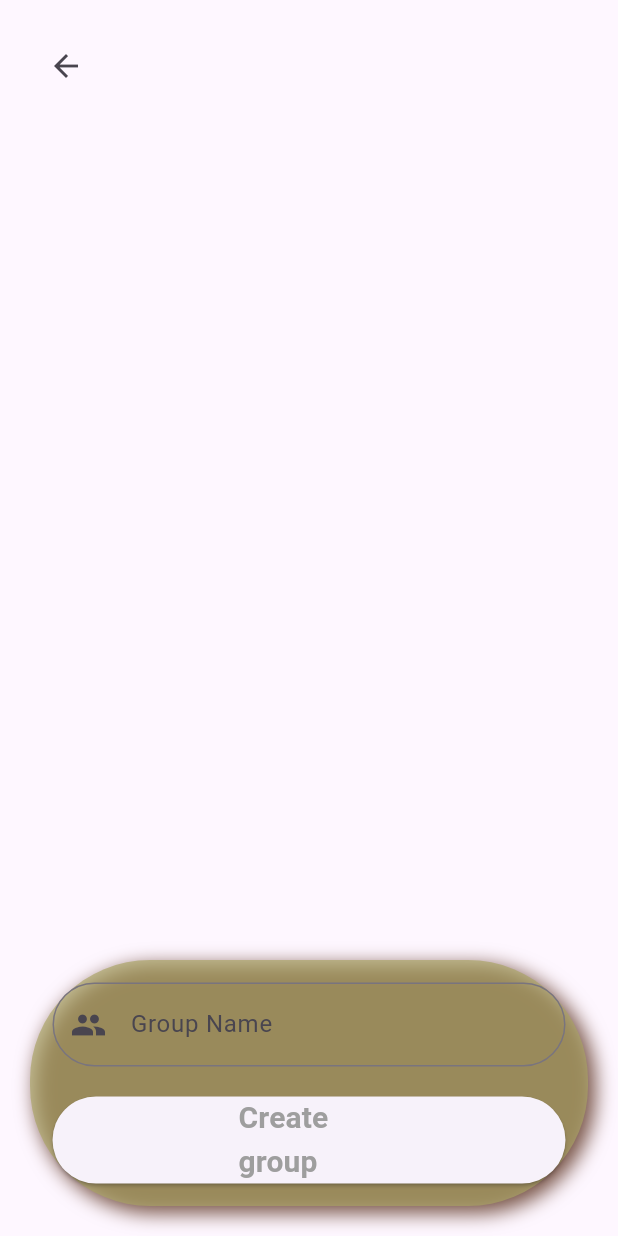
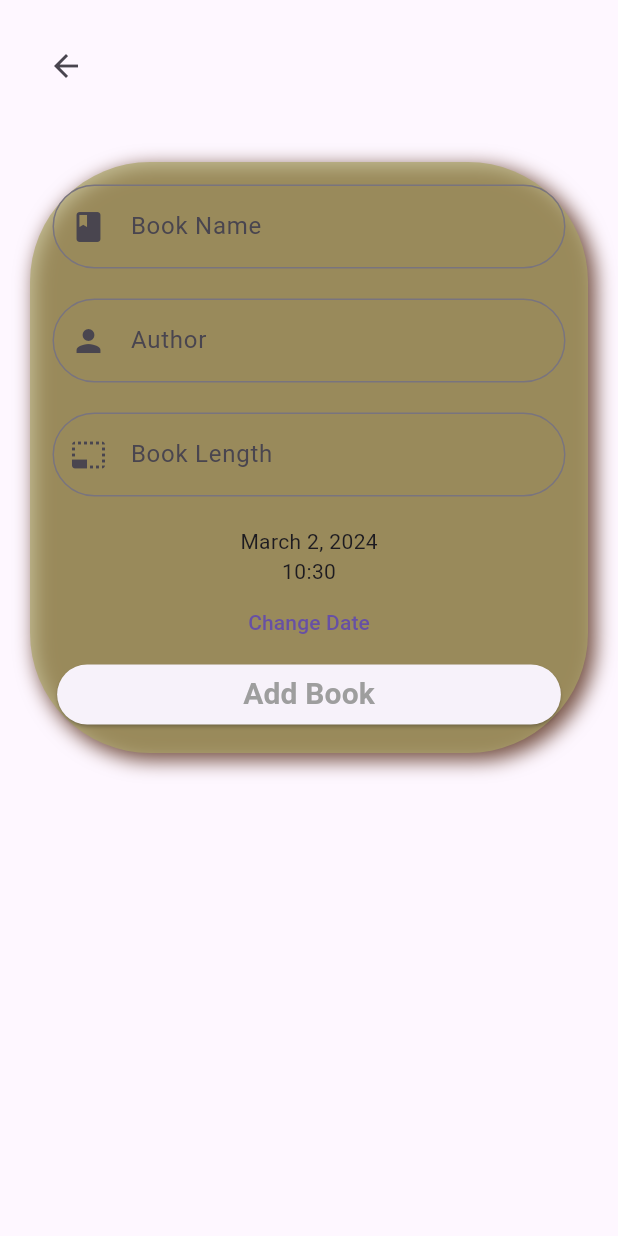
Before and after one commit to engelInes/BookNook, a Flutter app: the MyCreateGroup screen opened directly, after a tap on "Create group", on a phone screen of 412 x 824 dp. Run offline on Flutter 3.47's test engine with Material 3 defaults, Android fonts, the phone set to English and light mode, and no system bars; our stand-ins replace cloud_firestore, firebase_auth, firebase_core, flutter_datetime_picker_plus; accounts and stored records are empty.

Commit message:
users can now add a book to the reading list

```diff
--- a/app/lib/models/book.dart
+++ b/app/lib/models/book.dart
@@ -3,12 +3,14 @@ import 'package:cloud_firestore/cloud_firestore.dart';
 class MyBook{
   String bookID;
   String bookName;
+  String author;
   int length;
   Timestamp dateCompleted;
 
   MyBook({
     required this.bookID,
     required this.bookName,
+    required this.author,
     required this.length,
     required this.dateCompleted,
   });
--- /dev/null
+++ b/app/lib/screens/addBookScreen/addBookScreen.dart
@@ -0,0 +1,148 @@
+import 'package:app/models/book.dart';
+import 'package:app/screens/rootScreen/rootS.dart';
+import 'package:app/services/database.dart';
+import 'package:app/states/currUser.dart';
+import 'package:app/widgets/myContainer.dart';
+import 'package:cloud_firestore/cloud_firestore.dart';
+import 'package:flutter/cupertino.dart';
+import 'package:flutter/material.dart';
+import 'package:flutter_datetime_picker_plus/flutter_datetime_picker_plus.dart' as dt_picker;
+import 'package:intl/intl.dart';
+import 'package:provider/provider.dart';
+//import 'package:flutter_datetime_picker/flutter_datetime_picker.dart';
+
+class MyAddBook extends StatefulWidget{
+  final bool onGroupCreation;
+  final String groupName;
+
+  MyAddBook({
+    required this.onGroupCreation,
+    required this.groupName,
+  });
+  @override
+  _MyAddBookState createState() => _MyAddBookState();
+}
+
+class _MyAddBookState extends State<MyAddBook>{
+
+  void addBook(BuildContext context, String groupName, MyBook book) async{
+    CurrentUser _cUser=Provider.of<CurrentUser>(context, listen: false);
+    bool _retString= await MyDatabase().createGroup(groupName, _cUser.getUser.uid, book);
+
+    if(widget.onGroupCreation){
+      _retString=await MyDatabase().createGroup(groupName, _cUser.getUser.uid, book);
+    }
+    else{
+      _retString= await MyDatabase().addBook(_cUser.getUser.groupID, book);
+    }
+
+    if(_retString==1){
+      Navigator.pushAndRemoveUntil(
+          context,
+          MaterialPageRoute(
+            builder: (context)=>MyRoot(),
+          ),
+              (route) => false);
+    }
+  }
+
+  TextEditingController _bookNameController=TextEditingController();
+  TextEditingController _bookAuthorController=TextEditingController();
+  TextEditingController _bookLengthController=TextEditingController();
+
+  DateTime _selectedDate= DateTime.now();
+
+  Future<void>_selectDate(BuildContext context)async{
+    final DateTime? picked= await dt_picker.DatePicker.showDatePicker(context, showTitleActions: true);
+    if(picked!= null && picked!= _selectedDate){
+      setState(() {
+        _selectedDate=picked;
+      });
+    }
+  }
+
+  @override
+  Widget build(BuildContext context) {
+    return Scaffold(
+      body: ListView(
+        children: <Widget>[
+          Padding(
+            padding: const EdgeInsets.all(20.0),
+            child: Row(
+              children: <Widget>[BackButton()],
+            ),
+          ),
+          //Spacer(),
+          Padding(
+            padding: const EdgeInsets.all(20.0),
+            child: MyContainer(
+              child: Column(
+                children: <Widget>[
+                  TextFormField(
+                    controller: _bookNameController,
+                    decoration: InputDecoration(
+                      prefixIcon: Icon(Icons.book),
+                      hintText: "Book Name ",
+                    ),
+                  ),
+                  SizedBox(
+                    height: 20.0,
+                  ),
+                  TextFormField(
+                    controller: _bookAuthorController,
+                    decoration: InputDecoration(
+                      prefixIcon: Icon(Icons.person),
+                      hintText: "Author ",
+                    ),
+                  ),
+                  SizedBox(
+                    height: 20.0,
+                  ),
+                  TextFormField(
+                    controller: _bookLengthController,
+                    decoration: InputDecoration(
+                      prefixIcon: Icon(Icons.photo_size_select_small_outlined),
+                      hintText: "Book Length ",
+                    ),
+                    keyboardType: TextInputType.number,
+                  ),
+                  SizedBox(
+                    height: 20.0,
+                  ),
+                  Text(DateFormat.yMMMMd("en_US").format(_selectedDate)),
+                  Text(DateFormat("H:mm").format(_selectedDate)),
+                  TextButton(
+                      onPressed: ()=>_selectDate(context), child: Text("Change Date"),
+                  ),
+                  ElevatedButton(
+                    onPressed: (){
+                      MyBook book=MyBook(bookID: '', bookName: '', author: '', length: 0, dateCompleted: Timestamp.now());
+                      book.bookName=_bookNameController.text;
+                      book.author=_bookAuthorController.text;
+                      book.length=int.parse(_bookLengthController.text);
+                      book.dateCompleted=Timestamp.fromDate(_selectedDate);
+
+                      addBook(context, widget.groupName, book);
+                    },
+                    child:Padding(
+                      padding: EdgeInsets.symmetric(horizontal: 100),
+                      child: Text(
+                        "Add Book",
+                        style: TextStyle(
+                          color: Colors.grey,
+                          fontWeight: FontWeight.bold,
+                          fontSize: 20.0,
+                        ),
+                      ),
+                    ),
+                  )
+                ],
+              ),
+            ),
+          ),
+        ],
+      ),
+    );
+  }
+
+}
--- a/app/lib/screens/createGroupScreen/createGroup.dart
+++ b/app/lib/screens/createGroupScreen/createGroup.dart
@@ -1,10 +1,13 @@
-import 'package:app/screens/rootScreen/rootS.dart';
-import 'package:app/services/database.dart';
-import 'package:app/states/currUser.dart';
+//import 'dart:html';
+
+import 'package:app/screens/addBookScreen/addBookScreen.dart';
+//import 'package:app/screens/rootScreen/rootS.dart';
+//import 'package:app/services/database.dart';
+//import 'package:app/states/currUser.dart';
 import 'package:app/widgets/myContainer.dart';
 import 'package:flutter/cupertino.dart';
 import 'package:flutter/material.dart';
-import 'package:provider/provider.dart';
+//import 'package:provider/provider.dart';
 
 class MyCreateGroup extends StatefulWidget{
   @override
@@ -13,17 +16,17 @@ class MyCreateGroup extends StatefulWidget{
 
 class _MyCreateGroupState extends State<MyCreateGroup>{
 
-  void _createGroup(BuildContext context, String groupName) async{
-      CurrentUser _cUser=Provider.of<CurrentUser>(context, listen: false);
-      bool _retString= await MyDatabase().createGroup(groupName, _cUser.getUser.uid);
-      if(_retString==1){
-        Navigator.pushAndRemoveUntil(
+  void _goToAddBook(BuildContext context, String groupName) async{
+      // CurrentUser _cUser=Provider.of<CurrentUser>(context, listen: false);
+      // bool _retString= await MyDatabase().createGroup(groupName, _cUser.getUser.uid, );
+      // if(_retString==1){
+        Navigator.push(
             context,
             MaterialPageRoute(
-                builder: (context)=>MyRoot(),
+                builder: (context)=>MyAddBook(onGroupCreation: true, groupName: groupName),
             ),
-            (route) => false);
-      }
+        );
+
   }
 
   TextEditingController _groupNameController=TextEditingController();
@@ -56,7 +59,7 @@ class _MyCreateGroupState extends State<MyCreateGroup>{
                         height: 20.0,
                       ),
                       ElevatedButton(
-                          onPressed: ()=> _createGroup(context,_groupNameController.text),
+                          onPressed: ()=> _goToAddBook(context,_groupNameController.text),
                           child:Padding(
                             padding: EdgeInsets.symmetric(horizontal: 100),
                             child: Text(
--- a/app/lib/screens/noGroupScreen/noGroup.dart
+++ b/app/lib/screens/noGroupScreen/noGroup.dart
@@ -33,7 +33,7 @@ class MyNoGroup extends StatelessWidget {
           Padding(
             padding: const EdgeInsets.symmetric(horizontal: 30.0),
             child: Text(
-                "welcome! tra la la",
+                "welcome to Book Nook!",
               textAlign: TextAlign.center,
               style: TextStyle(
                 fontSize: 30.0,
--- a/app/lib/screens/splash/splashScreen.dart
+++ b/app/lib/screens/splash/splashScreen.dart
@@ -4,7 +4,6 @@ import 'package:flutter/material.dart';
 class MySplashScreen extends StatelessWidget{
   @override
   Widget build(BuildContext context) {
-    // TODO: implement build
     return Scaffold(
       body: Center(
         child: Text(
--- a/app/lib/services/database.dart
+++ b/app/lib/services/database.dart
@@ -1,3 +1,5 @@
+//import 'dart:js_util';
+
 import 'package:app/models/user.dart';
 import 'package:cloud_firestore/cloud_firestore.dart';
 import 'package:app/models/group.dart';
@@ -33,7 +35,7 @@ class MyDatabase {
       retVal.fullName = userData?['fullName'];
       retVal.email = userData?['email'];
       retVal.accountCreated = userData?['createdAccount'];
-      retVal.groupID= userData?['groupId'];
+      retVal.groupID= userData?['groupID'];
     } catch (e) {
       print(e);
     }
@@ -60,13 +62,14 @@ class MyDatabase {
   }
 
   Future<MyBook> getBookData(String groupID, String bookID) async {
-    MyBook retVal = MyBook(bookID: '', bookName: '', length: 0, dateCompleted: Timestamp.now());
+    MyBook retVal = MyBook(bookID: '', bookName: '', author: '',length: 0, dateCompleted: Timestamp.now());
     try {
       DocumentSnapshot _docSnap =
       await _firestore.collection("groups").doc(groupID).collection("books").doc(bookID).get();
       retVal.bookID = _docSnap.id;
       Map<String, dynamic>? groupData = _docSnap.data() as Map<String, dynamic>?;
       retVal.bookName = groupData?['name'];
+      retVal.author=groupData?['author'];
       retVal.length = groupData?['length'];
       retVal.dateCompleted = groupData?['dateCompleted'];
     } catch (e) {
@@ -75,7 +78,7 @@ class MyDatabase {
     return retVal;
   }
 
-  Future<bool> createGroup(String groupName, String userID) async {
+  Future<bool> createGroup(String groupName, String userID, MyBook initialBook) async {
     bool newGroup = false;
     List<String> members= [];
     try {
@@ -91,11 +94,32 @@ class MyDatabase {
       await _firestore.collection("users").doc(userID).update({
         'groupID' : _docRef.id,
       });
+      addBook(_docRef.id, initialBook);
       newGroup = true;
     } catch (e) {
       print(e);
     }
     return newGroup;
+  }
+
+  Future<bool> addBook(String groupID, MyBook book) async {
+    bool newUser = false;
+    try {
+      DocumentReference _docref= await _firestore.collection("groups").doc(groupID).collection("books").add({
+        'name': book.bookName,
+        'author': book.author,
+        'length': book.length,
+        'dateCompleted': book.dateCompleted,
+      });
+      await _firestore.collection("groups").doc(groupID).update({
+        "currentBookID": _docref.id,
+        "currentBookDue": book.dateCompleted,
+      });
+      newUser = true;
+    } catch (e) {
+      print(e);
+    }
+    return newUser;
   }
 
   Future<bool> joinGroup(String groupID, String userID) async {
--- a/app/lib/states/currGroup.dart
+++ b/app/lib/states/currGroup.dart
@@ -6,7 +6,7 @@ import 'package:flutter/cupertino.dart';
 
 class CurrentGroup extends ChangeNotifier{
   MyGroup _currentGroup=MyGroup(groupID: '', groupName: '', leader: '', members: [], groupCreated: Timestamp.now(), currentBookID: '', currentBookDue: Timestamp.now());
-  MyBook _currentBook=MyBook(bookID: '', bookName: '', length: 0, dateCompleted: Timestamp.now());
+  MyBook _currentBook=MyBook(bookID: '', bookName: '', author: '',length: 0, dateCompleted: Timestamp.now());
 
   MyGroup get getCurrentGroup => _currentGroup;
   MyBook get getCurrentBook => _currentBook;
--- a/app/lib/states/currUser.dart
+++ b/app/lib/states/currUser.dart
@@ -14,6 +14,7 @@ class CurrentUser extends ChangeNotifier {
 
   // String get getUserID => _userID;
   // String get getEmail => _userEmail;
+  bool get isAuthenticated => _currUser.uid.isNotEmpty;
   MyUser get getUser => _currUser;
 
   FirebaseAuth _auth =
--- a/app/pubspec.yaml
+++ b/app/pubspec.yaml
@@ -39,6 +39,9 @@ dependencies:
   firebase_auth: ^4.17.5
   provider: ^6.1.1
   cloud_firestore:
+  intl:
+  flutter_datetime_picker_plus: ^2.1.0
+  #flutter_datetime_picker: ^1.5.1
 
 dev_dependencies:
   flutter_test:
```
Also changed, not shown: app/lib/screens/home/homeScreen.dart (+33 -9 lines), app/lib/screens/rootScreen/rootS.dart (+61 -4 lines), app/pubspec.lock.
